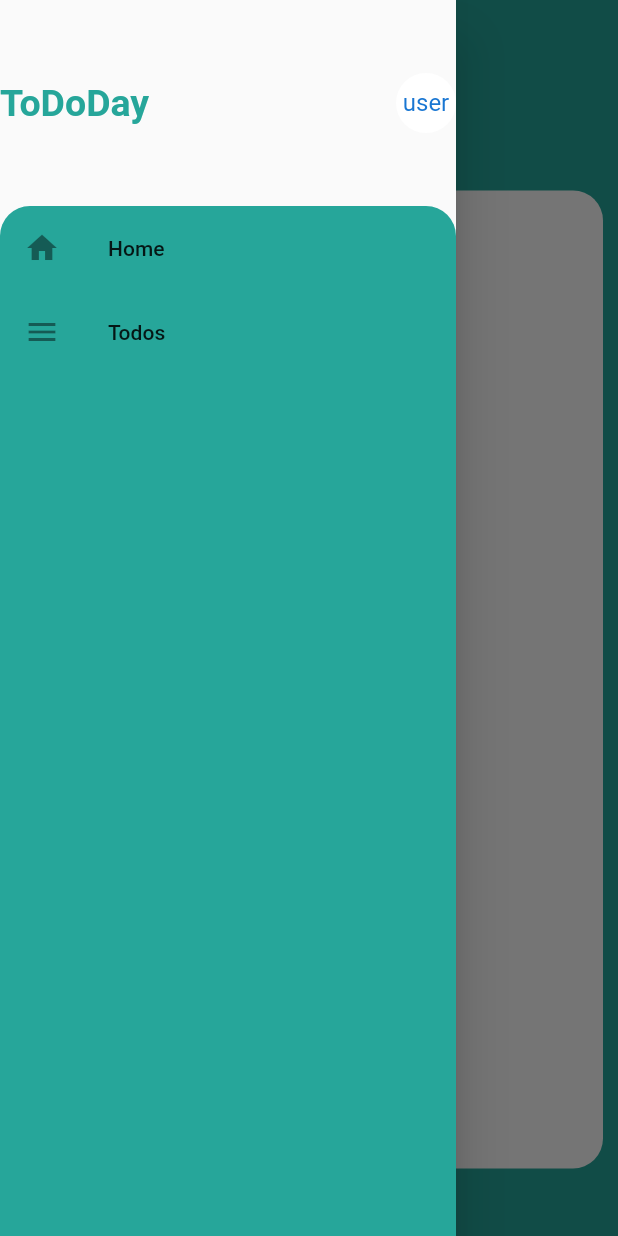
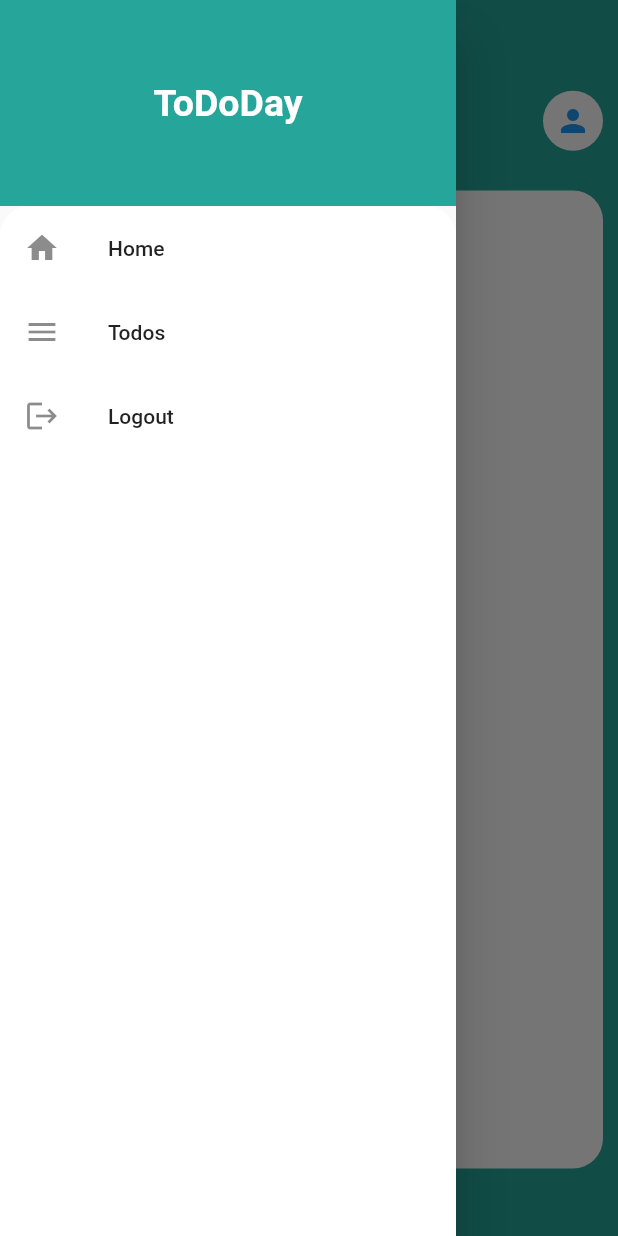
Before and after one commit to nabilkhmissi/flutter-projects, a Flutter app: the TasksScreen screen opened directly, with the side drawer open, on a phone screen of 412 x 824 dp. Run offline on Flutter 3.47's test engine with Material 2 defaults, Android fonts, the phone set to English and light mode, and no system bars; our stand-ins replace dio, get_it, shared_preferences; accounts and stored records are empty; network calls fail.

Commit message:
update code for TODODAY app

```diff
--- /dev/null
+++ b/app/lib/models/add_task_request.dart
@@ -0,0 +1,12 @@
+class AddTaskRequest {
+  int userId;
+  String title;
+  AddTaskRequest({required this.userId, required this.title});
+
+  Map<String, dynamic> toJson() {
+    return {
+      "userId": userId,
+      "title": title,
+    };
+  }
+}
--- a/app/lib/screens/tasks_screen.dart
+++ b/app/lib/screens/tasks_screen.dart
@@ -1,74 +1,53 @@
-import 'package:app/data/task_data.dart';
+import 'package:app/models/task.dart';
 import 'package:app/screens/add_task.dart';
 import 'package:app/services/auth_service.dart';
+import 'package:app/services/shared_preferences.dart';
+import 'package:app/services/task_service.dart';
+import 'package:app/widgets/custom_drawer.dart';
 import 'package:app/widgets/task_list.dart';
 import 'package:flutter/material.dart';
-import 'package:provider/provider.dart';
 import 'package:get_it/get_it.dart';
 
-class TasksScreen extends StatelessWidget {
+class TasksScreen extends StatefulWidget {
+  @override
+  State<TasksScreen> createState() => _TasksScreenState();
+}
+
+class _TasksScreenState extends State<TasksScreen> {
+  TaskService taskService = GetIt.I<TaskService>();
+  SharedPrefernces shared_prefs = GetIt.I<SharedPrefernces>();
+
+  List<Task> user_tasks = [];
+
+  @override
+  void initState() {
+    super.initState();
+    fetchTasks();
+  }
+
+  fetchTasks() async {
+    print("============== [ TASKS SCREEN ] FETCH TASKS ==============");
+    final id = await shared_prefs.getLoggedUserIDFromPrefs();
+    final response = await taskService.getTasksByUserId(id!);
+    setState(() {
+      user_tasks = response.data;
+    });
+  }
+
   @override
   Widget build(BuildContext context) {
     AuthService service = GetIt.I<AuthService>();
-    return Consumer<TaskData>(
-      builder: (context, taskData, child) => Scaffold(
-        drawer: Drawer(
-          child: Column(
-            children: [
-              Expanded(
-                child: Container(
-                  height: 100,
-                  child: Row(
-                    mainAxisAlignment: MainAxisAlignment.spaceBetween,
-                    children: [
-                      Text(
-                        "ToDoDay",
-                        style: TextStyle(
-                          color: Colors.teal[400],
-                          fontSize: 25,
-                          fontWeight: FontWeight.bold,
-                        ),
-                      ),
-                      CircleAvatar(
-                        backgroundColor: Colors.white,
-                        child: Text('user'),
-                      )
-                    ],
-                  ),
-                ),
-              ),
-              Expanded(
-                flex: 5,
-                child: Container(
-                  decoration: BoxDecoration(
-                    color: Colors.teal[400],
-                    borderRadius: BorderRadius.only(
-                      topLeft: Radius.circular(20),
-                      topRight: Radius.circular(20),
-                    ),
-                  ),
-                  child: Column(children: [
-                    ListTile(
-                      leading: Icon(Icons.home),
-                      title: Text('Home'),
-                    ),
-                    ListTile(
-                      leading: Icon(Icons.menu),
-                      title: Text('Todos'),
-                    ),
-                  ]),
-                ),
-              )
-            ],
-          ),
-        ),
+    return Scaffold(
+      drawer: CustomDrawer(),
       floatingActionButtonLocation: FloatingActionButtonLocation.centerFloat,
       floatingActionButton: FloatingActionButton(
         onPressed: () {
           showModalBottomSheet(
             context: context,
             builder: (context) => AddTaskScreen(),
-            );
+          ).then((value) {
+            fetchTasks();
+          });
         },
         child: Icon(
           Icons.add,
@@ -87,6 +66,9 @@ class TasksScreen extends StatelessWidget {
           crossAxisAlignment: CrossAxisAlignment.start,
           children: [
             Row(
+              mainAxisAlignment: MainAxisAlignment.spaceBetween,
+              children: [
+                Row(
                   children: [
                     Icon(
                       Icons.playlist_add_check,
@@ -103,28 +85,37 @@ class TasksScreen extends StatelessWidget {
                     ),
                   ],
                 ),
+                CircleAvatar(
+                  backgroundColor: Colors.white,
+                  child: TextButton(
+                    child: Icon(Icons.person),
+                    onPressed: () {},
+                  ),
+                )
+              ],
+            ),
             Row(
               children: [
                 Text(
-                    'All - ${taskData.tasks.length}',
+                  'All - ${user_tasks.length}',
+                  style: TextStyle(
+                    color: Colors.white,
+                  ),
+                ),
+                /*  SizedBox(width: 10),
+                Text(
+                  '| Done - ${user_tasks}',
                   style: TextStyle(
                     color: Colors.white,
                   ),
                 ),
                 SizedBox(width: 10),
                 Text(
-                    '| Done - ${taskData.countCheckedTasks()}',
+                  '| Undone - ${user_tasks}',
                   style: TextStyle(
                     color: Colors.white,
                   ),
-                  ),
-                  SizedBox(width: 10),
-                  Text(
-                    '| Undone - ${taskData.countUncheckedTasks()}',
-                    style: TextStyle(
-                      color: Colors.white,
-                    ),
-                  ),
+                ), */
               ],
             ),
             SizedBox(
@@ -137,8 +128,10 @@ class TasksScreen extends StatelessWidget {
                   borderRadius: BorderRadius.circular(20),
                   color: Colors.white,
                 ),
-                  child: taskData.tasks.length > 0
-                      ? TaskListWidget()
+                child: user_tasks.length > 0
+                    ? TaskListWidget(
+                        tasks: user_tasks,
+                      )
                     : const Padding(
                         padding: EdgeInsets.all(10),
                         child: Center(
@@ -153,7 +146,6 @@ class TasksScreen extends StatelessWidget {
           ],
         ),
       ),
-      ),
     );
   }
 }
--- a/app/lib/services/auth_service.dart
+++ b/app/lib/services/auth_service.dart
@@ -5,8 +5,10 @@ import 'package:app/models/auth_request.dart';
 import 'package:app/models/auth_response.dart';
 import 'package:app/models/register_request.dart';
 import 'package:app/models/user.dart';
+import 'package:app/services/shared_preferences.dart';
 import 'package:dio/dio.dart';
-import 'package:shared_preferences/shared_preferences.dart';
+import 'package:flutter/material.dart';
+import 'package:get_it/get_it.dart';
 
 const ip = "172.19.14.50";
 const port = 3000;
@@ -16,27 +18,12 @@ class AuthService {
   late final Dio _dio;
   final headers = {'Content-Type': 'application/json'};
 
+  SharedPrefernces shared_prefs = GetIt.I<SharedPrefernces>();
+
   AuthService() {
     _dio = Dio();
     _dio.interceptors.add(DioInterceptor());
   }
-
-  final LOGGED_USER_KEY = "tododay_user";
-
-  Future<void> saveUserToPrefs(User user) async {
-    final prefs = await SharedPreferences.getInstance();
-    prefs.setString(LOGGED_USER_KEY, json.encode(user.toMap()));
-  }
-
-  Future<User?> getUserFromPrefs() async {
-    final prefs = await SharedPreferences.getInstance();
-    final jsonString = prefs.getString(LOGGED_USER_KEY);
-    if (jsonString == null) {
-      return null;
-    }
-    return User.fromMap(json.decode(jsonString));
-  }
-
   Future<ApiResponse> login(AuthRequest credentials) async {
     try {
       final response = await _dio.post(
@@ -67,6 +54,10 @@ class AuthService {
     }
   }
 
+  logout() {
+    shared_prefs.removeUserFromPrefs();
+  }
+
   _handleError(DioException e) {
     throw Exception(e.response?.data['message']);
   }
--- /dev/null
+++ b/app/lib/services/task_service.dart
@@ -0,0 +1,51 @@
+import 'dart:convert';
+
+import 'package:app/interceptors/dio_interceptor.dart';
+import 'package:app/models/add_task_request.dart';
+import 'package:app/models/auth_response.dart';
+import 'package:app/models/task.dart';
+import 'package:app/models/user.dart';
+import 'package:app/services/shared_preferences.dart';
+import 'package:dio/dio.dart';
+import 'package:get_it/get_it.dart';
+
+const ip = "172.19.14.50";
+const port = 3000;
+const apiUrl = 'http://$ip:$port';
+
+class TaskService {
+  late final Dio _dio;
+  final headers = {'Content-Type': 'application/json'};
+
+  TaskService() {
+    _dio = Dio();
+    _dio.interceptors.add(DioInterceptor());
+  }
+
+  Future<ApiResponse> getTasksByUserId(int user_id) async {
+    print("=============== [ Task service ] GETTING TASKS =============");
+    final response = await _dio.get('$apiUrl/tasks/user/$user_id');
+    final jsonData = response.data['data'];
+    List<Task> tasks = [];
+    for (var item in jsonData) {
+      tasks.add(Task.fromMap(item));
+    }
+    return ApiResponse(message: response.data['message'], data: tasks);
+  }
+
+  Future<ApiResponse> markTaskAsDone(int task_id) async {
+    print("=============== [ Task service ] MARK TASK AS DONE =============");
+    final response = await _dio.get('$apiUrl/tasks/$task_id/done');
+    return ApiResponse(message: response.data['message']);
+  }
+
+  Future<ApiResponse> addtask(AddTaskRequest request) async {
+    print("=============== [ Task service ] ADD TASK =============");
+    final response = await _dio.post(
+      '$apiUrl/tasks',
+      data: request,
+      options: Options(headers: headers),
+    );
+    return ApiResponse(message: response.data['message']);
+  }
+}
--- /dev/null
+++ b/app/lib/widgets/custom_drawer.dart
@@ -0,0 +1,77 @@
+import 'package:app/screens/login_screen.dart';
+import 'package:app/services/auth_service.dart';
+import 'package:flutter/material.dart';
+import 'package:get_it/get_it.dart';
+
+class CustomDrawer extends StatelessWidget {
+  const CustomDrawer({super.key});
+
+  @override
+  Widget build(BuildContext context) {
+    AuthService auth_service = GetIt.I<AuthService>();
+
+    return Drawer(
+      child: Column(
+        children: [
+          Expanded(
+            child: Container(
+              width: double.infinity,
+              color: Colors.teal[400],
+              height: 100,
+              child: Center(
+                child: Text(
+                  "ToDoDay",
+                  style: TextStyle(
+                    color: Colors.white,
+                    fontSize: 25,
+                    fontWeight: FontWeight.bold,
+                  ),
+                ),
+              ),
+            ),
+          ),
+          Expanded(
+            flex: 5,
+            child: Container(
+              decoration: BoxDecoration(
+                color: Colors.white,
+                borderRadius: BorderRadius.only(
+                  topLeft: Radius.circular(20),
+                  topRight: Radius.circular(20),
+                ),
+              ),
+              child: Column(
+                children: [
+                  Column(
+                    children: [
+                      ListTile(
+                        leading: Icon(Icons.home),
+                        title: Text('Home'),
+                      ),
+                      ListTile(
+                        leading: Icon(Icons.menu),
+                        title: Text('Todos'),
+                      ),
+                    ],
+                  ),
+                  ListTile(
+                    onTap: () => {
+                      auth_service.logout(),
+                      Navigator.of(context).pushReplacement(
+                        MaterialPageRoute(
+                          builder: (context) => LoginScreen(),
+                        ),
+                      ),
+                    },
+                    leading: Icon(Icons.logout),
+                    title: Text('Logout'),
+                  ),
+                ],
+              ),
+            ),
+          )
+        ],
+      ),
+    );
+  }
+}
```
Also changed, not shown: app/lib/data/task_data.dart (deleted, +0 -74 lines), app/lib/main.dart (+32 -10 lines), app/lib/screens/add_task.dart (+15 -27 lines), app/lib/screens/login_screen.dart (+17 -9 lines), app/lib/services/shared_preferences.dart (added, +44 -0 lines), app/lib/widgets/task_item.dart (+21 -13 lines), app/lib/widgets/task_list.dart (+11 -19 lines), 1 other file. Lines whose indentation alone changed are shown as unchanged.
